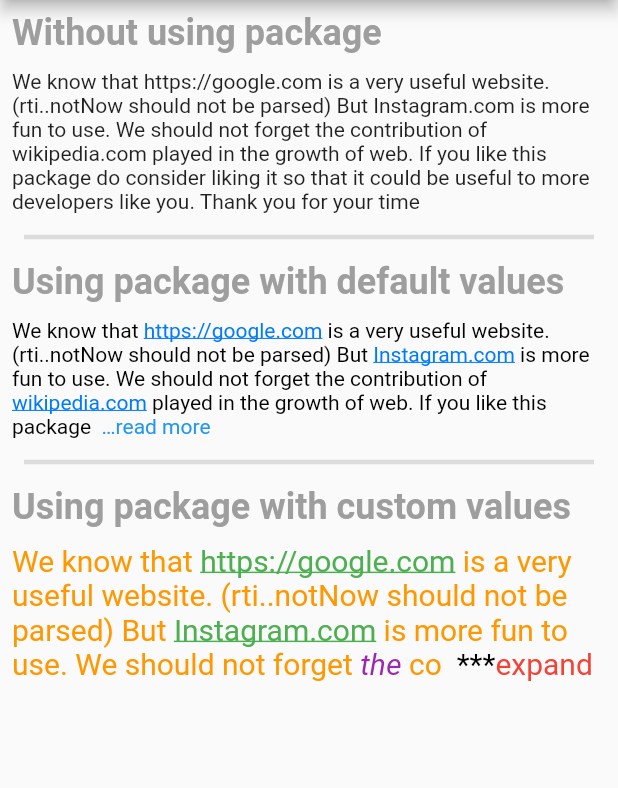
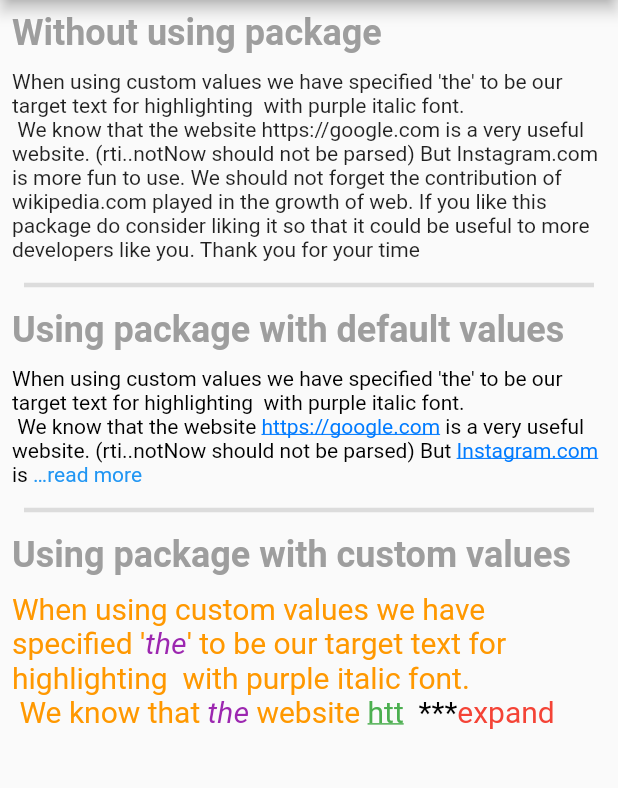
Before and after one commit to aashish2604/parsed_readmore, a Flutter app: the screen it shows after launch, on a phone screen of 412 x 824 dp, the part 84-872 px from its top. Run offline on Flutter 3.47's test engine with Material 2 defaults, Android fonts, the phone set to English and light mode, and no system bars.

Commit message:
updated example

```diff
--- a/example/lib/main.dart
+++ b/example/lib/main.dart
@@ -34,7 +34,7 @@ class _ParsedReadMoreDemoState extends State<ParsedReadMoreDemo> {
   final TextStyle labelTextStyle = const TextStyle(
       fontSize: 24, color: Colors.grey, fontWeight: FontWeight.bold);
   static const String inputData =
-      "We know that https://google.com is a very useful website. (rti..notNow should not be parsed) But Instagram.com is more fun to use. We should not forget the contribution of wikipedia.com played in the growth of web. If you like this package do consider liking it so that it could be useful to more developers like you. Thank you for your time";
+      "When using custom values we have specified 'the' to be our target text for highlighting  with purple italic font.\n We know that the website https://google.com is a very useful website. (rti..notNow should not be parsed) But Instagram.com is more fun to use. We should not forget the contribution of wikipedia.com played in the growth of web. If you like this package do consider liking it so that it could be useful to more developers like you. Thank you for your time";
   @override
   Widget build(BuildContext context) {
     return Scaffold(
@@ -95,6 +95,11 @@ class _ParsedReadMoreDemoState extends State<ParsedReadMoreDemo> {
                 trimMode: TrimMode.line,
                 trimLines: 4,
                 delimiter: '  ***',
+                onTapLink: (url) {
+                  ScaffoldMessenger.of(context).showSnackBar(SnackBar(
+                      content: Text(
+                          "'$url' is displayed because we have used custom onTap function for hyperlinks")));
+                },
                 highlightText: TargetTextHighlight(
                     targetText: 'the',
                     style: const TextStyle(
```
Also changed, not shown: example/pubspec.lock, 1 other file.
